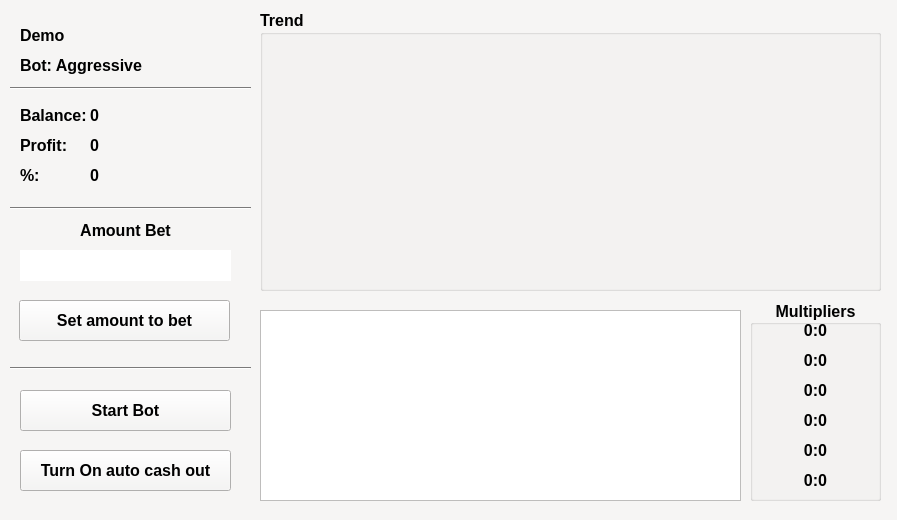
Above: apps/gui/resources/ui/console.ui from bikerlfh/crashbot before the change. Below: the same form after it.
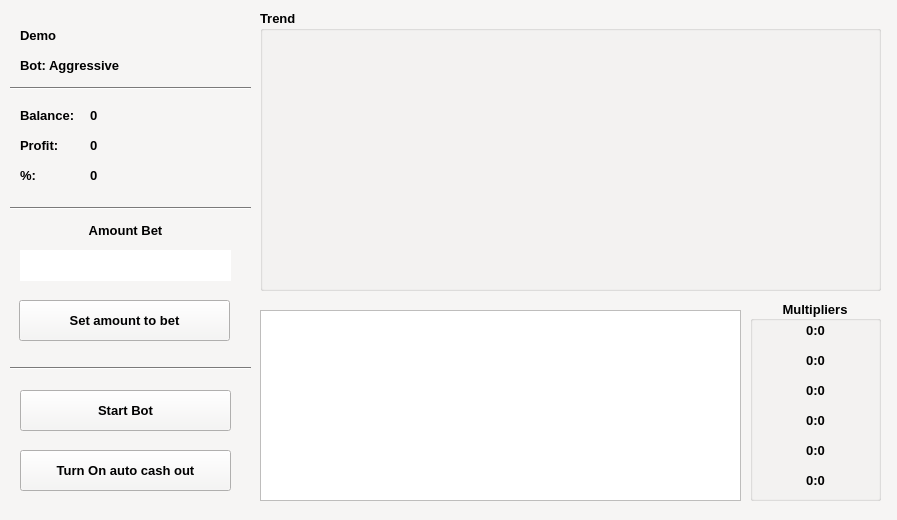
That is the form after the change.

What changed in the file:
```diff
--- a/apps/gui/resources/ui/console.ui
+++ b/apps/gui/resources/ui/console.ui
@@ -482,7 +482,7 @@
    <property name="font">
     <font>
      <family>Arial</family>
-     <pointsize>12</pointsize>
+     <pointsize>10</pointsize>
      <bold>true</bold>
     </font>
    </property>
@@ -505,7 +505,7 @@
    <property name="font">
     <font>
      <family>Arial</family>
-     <pointsize>12</pointsize>
+     <pointsize>10</pointsize>
      <bold>true</bold>
     </font>
    </property>
@@ -534,7 +534,7 @@
    <property name="font">
     <font>
      <family>Arial</family>
-     <pointsize>12</pointsize>
+     <pointsize>10</pointsize>
      <bold>true</bold>
     </font>
    </property>
@@ -557,7 +557,7 @@
    <property name="font">
     <font>
      <family>Arial</family>
-     <pointsize>12</pointsize>
+     <pointsize>10</pointsize>
      <bold>true</bold>
     </font>
    </property>
@@ -577,7 +577,7 @@
    <property name="font">
     <font>
      <family>Arial</family>
-     <pointsize>12</pointsize>
+     <pointsize>10</pointsize>
      <bold>true</bold>
     </font>
    </property>
@@ -597,7 +597,7 @@
    <property name="font">
     <font>
      <family>Arial</family>
-     <pointsize>12</pointsize>
+     <pointsize>10</pointsize>
      <bold>true</bold>
      <kerning>true</kerning>
     </font>
@@ -618,7 +618,7 @@
    <property name="font">
     <font>
      <family>Arial</family>
-     <pointsize>12</pointsize>
+     <pointsize>10</pointsize>
      <bold>true</bold>
     </font>
    </property>
@@ -638,7 +638,7 @@
    <property name="font">
     <font>
      <family>Arial</family>
-     <pointsize>12</pointsize>
+     <pointsize>10</pointsize>
      <bold>true</bold>
     </font>
    </property>
@@ -658,7 +658,7 @@
    <property name="font">
     <font>
      <family>Arial</family>
-     <pointsize>12</pointsize>
+     <pointsize>10</pointsize>
      <bold>true</bold>
     </font>
    </property>
@@ -830,7 +830,7 @@
    <property name="font">
     <font>
      <family>Arial</family>
-     <pointsize>12</pointsize>
+     <pointsize>10</pointsize>
      <bold>true</bold>
     </font>
    </property>
@@ -890,7 +890,7 @@
    <property name="font">
     <font>
      <family>Arial</family>
-     <pointsize>12</pointsize>
+     <pointsize>10</pointsize>
      <bold>true</bold>
     </font>
    </property>
@@ -919,7 +919,7 @@
    <property name="font">
     <font>
      <family>Arial</family>
-     <pointsize>12</pointsize>
+     <pointsize>10</pointsize>
      <bold>true</bold>
     </font>
    </property>
@@ -939,7 +939,7 @@
    <property name="font">
     <font>
      <family>Arial</family>
-     <pointsize>12</pointsize>
+     <pointsize>10</pointsize>
      <bold>true</bold>
     </font>
    </property>
@@ -1023,7 +1023,7 @@
    <property name="font">
     <font>
      <family>Arial</family>
-     <pointsize>12</pointsize>
+     <pointsize>10</pointsize>
      <italic>false</italic>
      <bold>true</bold>
      <underline>false</underline>
@@ -1051,7 +1051,7 @@
     <property name="font">
      <font>
       <family>Arial</family>
-      <pointsize>12</pointsize>
+      <pointsize>10</pointsize>
       <italic>false</italic>
       <bold>true</bold>
       <underline>false</underline>
@@ -1077,7 +1077,7 @@
     <property name="font">
      <font>
       <family>Arial</family>
-      <pointsize>12</pointsize>
+      <pointsize>10</pointsize>
       <italic>false</italic>
       <bold>true</bold>
       <underline>false</underline>
@@ -1106,7 +1106,7 @@
     <property name="font">
      <font>
       <family>Arial</family>
-      <pointsize>12</pointsize>
+      <pointsize>10</pointsize>
       <italic>false</italic>
       <bold>true</bold>
       <underline>false</underline>
@@ -1132,7 +1132,7 @@
     <property name="font">
      <font>
       <family>Arial</family>
-      <pointsize>12</pointsize>
+      <pointsize>10</pointsize>
       <italic>false</italic>
       <bold>true</bold>
       <underline>false</underline>
@@ -1158,7 +1158,7 @@
     <property name="font">
      <font>
       <family>Arial</family>
-      <pointsize>12</pointsize>
+      <pointsize>10</pointsize>
       <italic>false</italic>
       <bold>true</bold>
       <underline>false</underline>
@@ -1184,7 +1184,7 @@
     <property name="font">
      <font>
       <family>Arial</family>
-      <pointsize>12</pointsize>
+      <pointsize>10</pointsize>
       <italic>false</italic>
       <bold>true</bold>
       <underline>false</underline>
```
Left out of the diff: 10 changed lines with no effect on the pictures.
